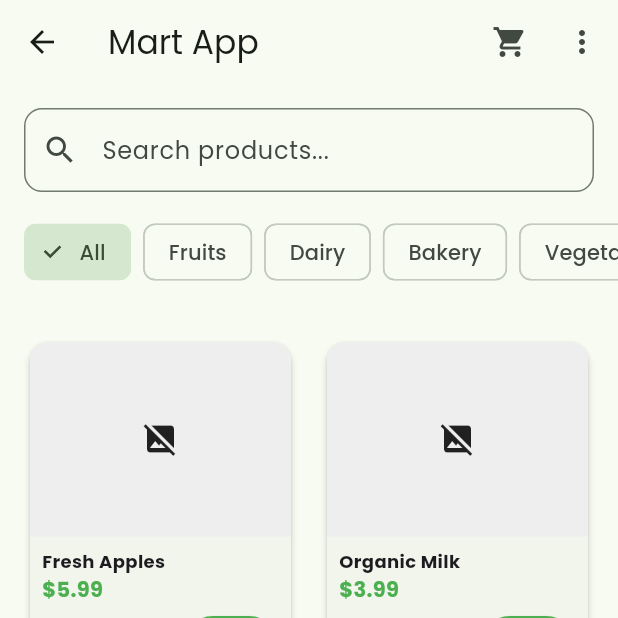
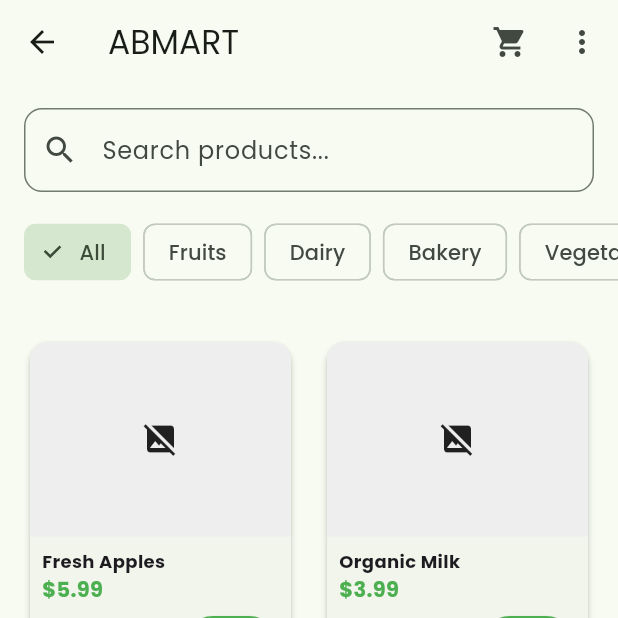
Before and after one commit to Abid-73-ux/Shop-App, a Flutter app: the HomeScreen screen opened by its route, on a phone screen of 412 x 824 dp, the top half of it. Run offline on Flutter 3.47's test engine with Material 3 defaults, Android fonts, the phone set to English and light mode, and no system bars; our stand-ins replace google_fonts, shared_preferences; accounts and stored records are empty; network calls fail.

Commit message:
Rebrand app name to ABMART - update all screens and pubspec

```diff
--- a/lib/main.dart
+++ b/lib/main.dart
@@ -28,7 +28,7 @@ class MartApp extends StatelessWidget {
         ChangeNotifierProvider(create: (_) => OrderProvider()),
       ],
       child: MaterialApp(
-        title: 'Mart App',
+        title: 'ABMART',
         theme: ThemeData(
           useMaterial3: true,
           colorScheme: ColorScheme.fromSeed(
--- a/lib/screens/home_screen.dart
+++ b/lib/screens/home_screen.dart
@@ -37,7 +37,7 @@ class _HomeScreenState extends State<HomeScreen> {
             onPressed: () {
               AuthService().logOut();
               Navigator.pop(context);
-              Navigator.of(context).pushReplacementNamed('/sign-in');
+              Navigator.of(context).pushReplacementNamed('/login');
             },
             child: const Text('Log Out', style: TextStyle(color: Colors.red)),
           ),
@@ -53,7 +53,7 @@ class _HomeScreenState extends State<HomeScreen> {
 
     return Scaffold(
       appBar: AppBar(
-        title: const Text('Mart App'),
+        title: const Text('ABMART'),
         elevation: 0,
         actions: [
           Consumer<CartProvider>(
--- a/lib/screens/login_screen.dart
+++ b/lib/screens/login_screen.dart
@@ -129,7 +129,7 @@ class _LoginScreenState extends State<LoginScreen> {
                         ),
                         const SizedBox(height: 8),
                         const Text(
-                          'Mart App',
+                          'ABMART',
                           style: TextStyle(
                             color: Colors.white,
                             fontSize: 18,
--- a/lib/screens/profile_screen.dart
+++ b/lib/screens/profile_screen.dart
@@ -21,7 +21,7 @@ class ProfileScreen extends StatelessWidget {
             onPressed: () {
               AuthService().logOut();
               Navigator.pop(context);
-              Navigator.of(context).pushReplacementNamed('/sign-in');
+              Navigator.of(context).pushReplacementNamed('/login');
             },
             child: const Text('Log Out', style: TextStyle(color: Colors.red)),
           ),
--- a/lib/screens/sign_up_screen.dart
+++ b/lib/screens/sign_up_screen.dart
@@ -144,7 +144,7 @@ class _SignUpScreenState extends State<SignUpScreen> {
                         ),
                         const SizedBox(height: 8),
                         const Text(
-                          'Mart App',
+                          'ABMART',
                           style: TextStyle(
                             color: Colors.white,
                             fontSize: 18,
--- a/lib/screens/splash_screen.dart
+++ b/lib/screens/splash_screen.dart
@@ -60,7 +60,7 @@ class _SplashScreenState extends State<SplashScreen> {
             const SizedBox(height: 24),
             // App Name
             Text(
-              'Mart App',
+              'ABMART',
               style: Theme.of(context).textTheme.headlineMedium?.copyWith(
                     fontWeight: FontWeight.bold,
                     color: Colors.green.shade700,
--- a/pubspec.yaml
+++ b/pubspec.yaml
@@ -1,5 +1,5 @@
-name: mart_app
-description: "A Flutter app for managing a mart/grocery store."
+name: abmart
+description: "ABMART - Your favorite shopping destination. A Flutter app for managing a mart/grocery store."
 
 publish_to: 'none'
 
```
